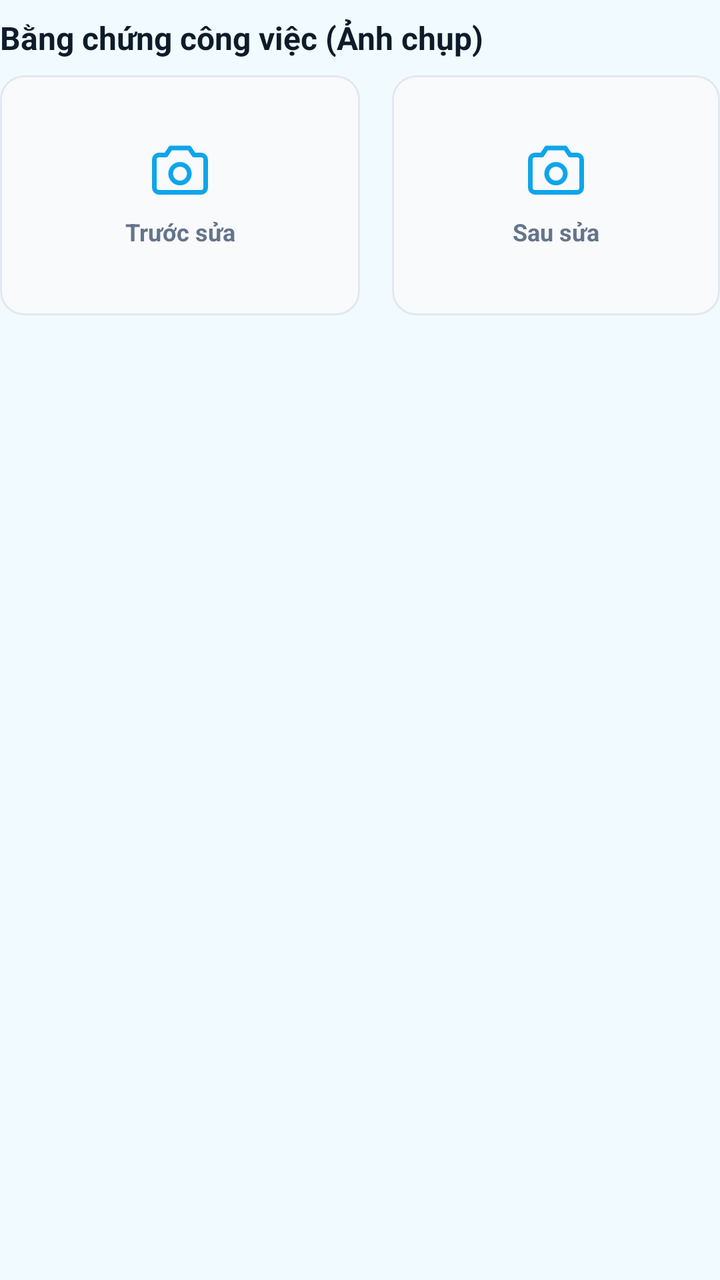
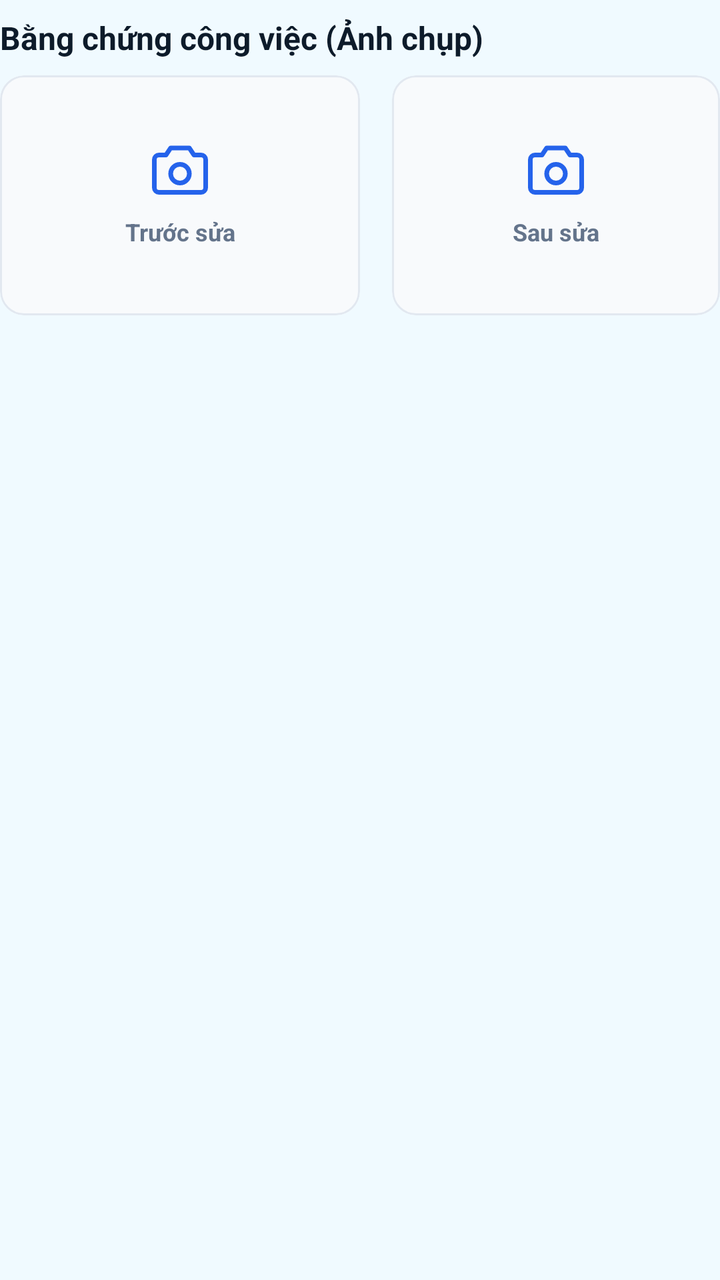

Two renders of the same Android screen: before a commit and after it. Below are the layout's source before the change and the commit's diff.
<!-- AndroidManifest.xml: application theme Theme.FixItVN -->
<!-- res/layout/layout_proof_of_work_section.xml -->
<?xml version="1.0" encoding="utf-8"?>
<androidx.constraintlayout.widget.ConstraintLayout xmlns:android="http://schemas.android.com/apk/res/android"
    xmlns:app="http://schemas.android.com/apk/res-auto"
    android:layout_width="match_parent"
    android:layout_height="wrap_content"
    android:layout_marginTop="24dp">

    <TextView
        android:id="@+id/tvProofHeader"
        style="@style/FixIt.Text.SectionHeader"
        android:layout_width="wrap_content"
        android:layout_height="wrap_content"
        android:text="Bằng chứng công việc (Ảnh chụp)"
        app:layout_constraintStart_toStartOf="parent"
        app:layout_constraintTop_toTopOf="parent" />

    <com.google.android.material.card.MaterialCardView
        android:id="@+id/cardProofBefore"
        android:layout_width="0dp"
        android:layout_height="120dp"
        android:layout_marginTop="8dp"
        android:layout_marginEnd="8dp"
        android:clickable="true"
        android:focusable="true"
        app:cardBackgroundColor="#f8fafc"
        app:cardCornerRadius="12dp"
        app:cardElevation="0dp"
        app:layout_constraintEnd_toStartOf="@id/cardProofAfter"
        app:layout_constraintStart_toStartOf="parent"
        app:layout_constraintTop_toBottomOf="@id/tvProofHeader"
        app:layout_constraintWidth_percent="0.5"
        app:strokeColor="#e2e8f0"
        app:strokeWidth="1dp">

        <androidx.constraintlayout.widget.ConstraintLayout
            android:layout_width="match_parent"
            android:layout_height="match_parent">

            <ImageView
                android:id="@+id/ivProofBeforeImage"
                android:layout_width="match_parent"
                android:layout_height="match_parent"
                android:scaleType="centerCrop"
                android:visibility="gone"
                app:layout_constraintTop_toTopOf="parent"
                app:layout_constraintBottom_toBottomOf="parent"
                app:layout_constraintStart_toStartOf="parent"
                app:layout_constraintEnd_toEndOf="parent" />

            <ImageView
                android:id="@+id/icProofBeforeCamera"
                android:layout_width="28dp"
                android:layout_height="28dp"
                android:src="@drawable/ic_lucide_camera"
                app:layout_constraintBottom_toTopOf="@id/tvProofBeforeLabel"
                app:layout_constraintEnd_toEndOf="parent"
                app:layout_constraintStart_toStartOf="parent"
                app:layout_constraintTop_toTopOf="parent"
                app:layout_constraintVertical_chainStyle="packed"
                app:tint="#0ea5e9" />

            <TextView
                android:id="@+id/tvProofBeforeLabel"
                android:layout_width="wrap_content"
                android:layout_height="wrap_content"
                android:layout_marginTop="8dp"
                android:text="Trước sửa"
                android:textColor="#64748b"
                android:textSize="12sp"
                android:textStyle="bold"
                app:layout_constraintBottom_toBottomOf="parent"
                app:layout_constraintEnd_toEndOf="parent"
                app:layout_constraintStart_toStartOf="parent"
                app:layout_constraintTop_toBottomOf="@id/icProofBeforeCamera" />
        </androidx.constraintlayout.widget.ConstraintLayout>
    </com.google.android.material.card.MaterialCardView>

    <com.google.android.material.card.MaterialCardView
        android:id="@+id/cardProofAfter"
        android:layout_width="0dp"
        android:layout_height="120dp"
        android:layout_marginTop="8dp"
        android:layout_marginStart="8dp"
        android:clickable="true"
        android:focusable="true"
        app:cardBackgroundColor="#f8fafc"
        app:cardCornerRadius="12dp"
        app:cardElevation="0dp"
        app:layout_constraintEnd_toEndOf="parent"
        app:layout_constraintStart_toEndOf="@id/cardProofBefore"
        app:layout_constraintTop_toBottomOf="@id/tvProofHeader"
        app:strokeColor="#e2e8f0"
        app:strokeWidth="1dp">

        <androidx.constraintlayout.widget.ConstraintLayout
            android:layout_width="match_parent"
            android:layout_height="match_parent">

            <ImageView
                android:id="@+id/ivProofAfterImage"
                android:layout_width="match_parent"
                android:layout_height="match_parent"
                android:scaleType="centerCrop"
                android:visibility="gone"
                app:layout_constraintTop_toTopOf="parent"
                app:layout_constraintBottom_toBottomOf="parent"
                app:layout_constraintStart_toStartOf="parent"
                app:layout_constraintEnd_toEndOf="parent" />

            <ImageView
                android:id="@+id/icProofAfterCamera"
                android:layout_width="28dp"
                android:layout_height="28dp"
                android:src="@drawable/ic_lucide_camera"
                app:layout_constraintBottom_toTopOf="@id/tvProofAfterLabel"
                app:layout_constraintEnd_toEndOf="parent"
                app:layout_constraintStart_toStartOf="parent"
                app:layout_constraintTop_toTopOf="parent"
                app:layout_constraintVertical_chainStyle="packed"
                app:tint="#0ea5e9" />

            <TextView
                android:id="@+id/tvProofAfterLabel"
                android:layout_width="wrap_content"
                android:layout_height="wrap_content"
                android:layout_marginTop="8dp"
                android:text="Sau sửa"
                android:textColor="#64748b"
                android:textSize="12sp"
                android:textStyle="bold"
                app:layout_constraintBottom_toBottomOf="parent"
                app:layout_constraintEnd_toEndOf="parent"
                app:layout_constraintStart_toStartOf="parent"
                app:layout_constraintTop_toBottomOf="@id/icProofAfterCamera" />
        </androidx.constraintlayout.widget.ConstraintLayout>
    </com.google.android.material.card.MaterialCardView>

</androidx.constraintlayout.widget.ConstraintLayout>
<!-- resources referenced by this layout -->
<resources>
  <!-- drawable ic_lucide_camera (drawable) -->
  <vector xmlns:android="http://schemas.android.com/apk/res/android"
      android:width="24dp"
      android:height="24dp"
      android:viewportWidth="24"
      android:viewportHeight="24">
      <path
          android:strokeColor="#000000"
          android:strokeWidth="2"
          android:strokeLineCap="round"
          android:strokeLineJoin="round"
          android:pathData="M23,19a2,2 0,0 1,-2 2L3,21a2,2 0,0 1,-2 -2L1,7a2,2 0,0 1,2 -2h3l2,-3h8l2,3h3a2,2 0,0 1,2 2z" />
      <path
          android:strokeColor="#000000"
          android:strokeWidth="2"
          android:strokeLineCap="round"
          android:strokeLineJoin="round"
          android:pathData="M12,13m-4,0a4,4 0,1 1,8 0a4,4 0,1 1,-8 0" />
  </vector>
  <style name="FixIt.Text.SectionHeader">
          <item name="android:textSize">16sp</item>
          <item name="android:textColor">#0d1b2a</item>
          <item name="android:textStyle">bold</item>
          <item name="android:layout_marginBottom">12dp</item>
          <item name="android:layout_marginTop">8dp</item>
      </style>
  <style name="Theme.FixItVN" parent="Theme.MaterialComponents.DayNight.NoActionBar">
  
          
          <item name="colorPrimary">#42c2ff</item>
          <item name="colorPrimaryDark">#00658b</item>
          <item name="colorPrimaryVariant">#00658b</item>
          <item name="colorOnPrimary">#ffffff</item>
  
          
          <item name="colorSecondary">#42c2ff</item>
          <item name="colorSecondaryVariant">#1a9fe0</item>
          <item name="colorOnSecondary">#ffffff</item>
  
          
          <item name="android:colorBackground">#f0faff</item>
          <item name="android:windowBackground">#f0faff</item>
          <item name="colorSurface">#ffffff</item>
          <item name="colorOnSurface">#0d1b2a</item>
  
          
          <item name="android:statusBarColor">#ffffff</item>
          <item name="android:windowLightStatusBar">true</item>
  
          
          <item name="android:navigationBarColor">#ffffff</item>
  
          
          <item name="bottomNavigationStyle">@style/Widget.FixIt.BottomNavigationView</item>
  
      </style>
  <style name="Widget.FixIt.BottomNavigationView" parent="Widget.MaterialComponents.BottomNavigationView">
          <item name="itemTextAppearanceActive">@style/TextAppearance.FixIt.BottomNav</item>
          <item name="itemTextAppearanceInactive">@style/TextAppearance.FixIt.BottomNav</item>
      </style>
  <style name="TextAppearance.FixIt.BottomNav" parent="TextAppearance.MaterialComponents.Caption">
          <item name="android:textSize">10sp</item>
          <item name="android:fontFamily">sans-serif-medium</item>
      </style>
</resources>

<!-- the commit's change to res/layout/layout_proof_of_work_section.xml (unified diff, before → after) -->
@@ -57,7 +57,7 @@
                 app:layout_constraintStart_toStartOf="parent"
                 app:layout_constraintTop_toTopOf="parent"
                 app:layout_constraintVertical_chainStyle="packed"
-                app:tint="#0ea5e9" />
+                app:tint="#2563eb" />
 
             <TextView
                 android:id="@+id/tvProofBeforeLabel"
@@ -117,7 +117,7 @@
                 app:layout_constraintStart_toStartOf="parent"
                 app:layout_constraintTop_toTopOf="parent"
                 app:layout_constraintVertical_chainStyle="packed"
-                app:tint="#0ea5e9" />
+                app:tint="#2563eb" />
 
             <TextView
                 android:id="@+id/tvProofAfterLabel"
